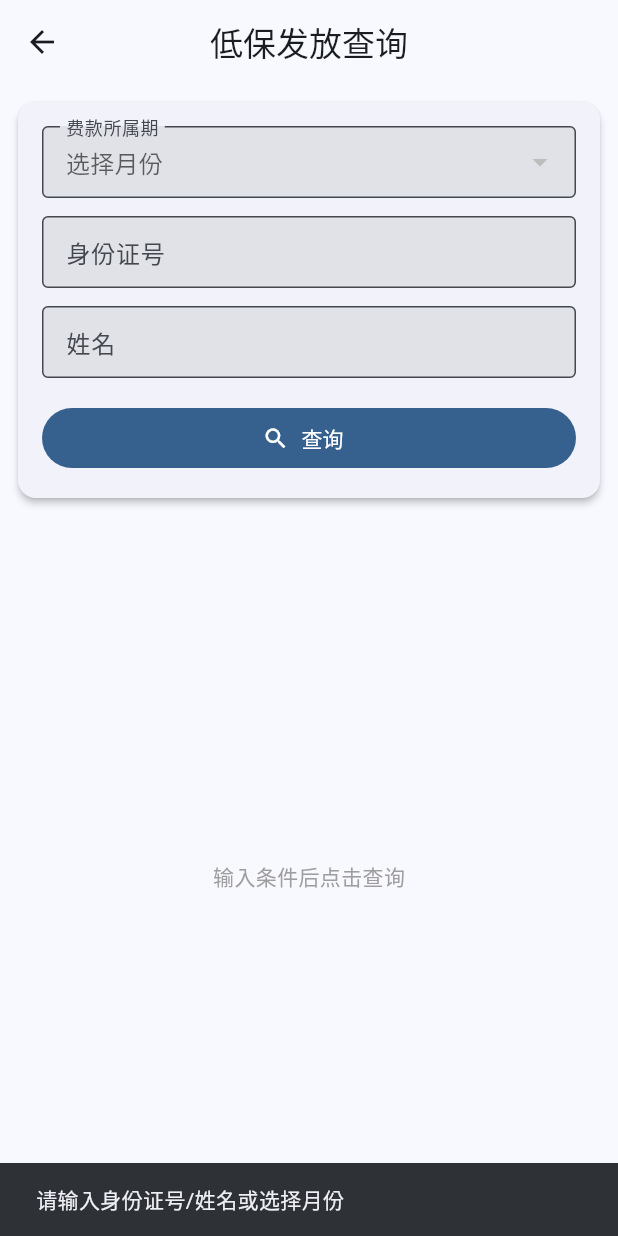
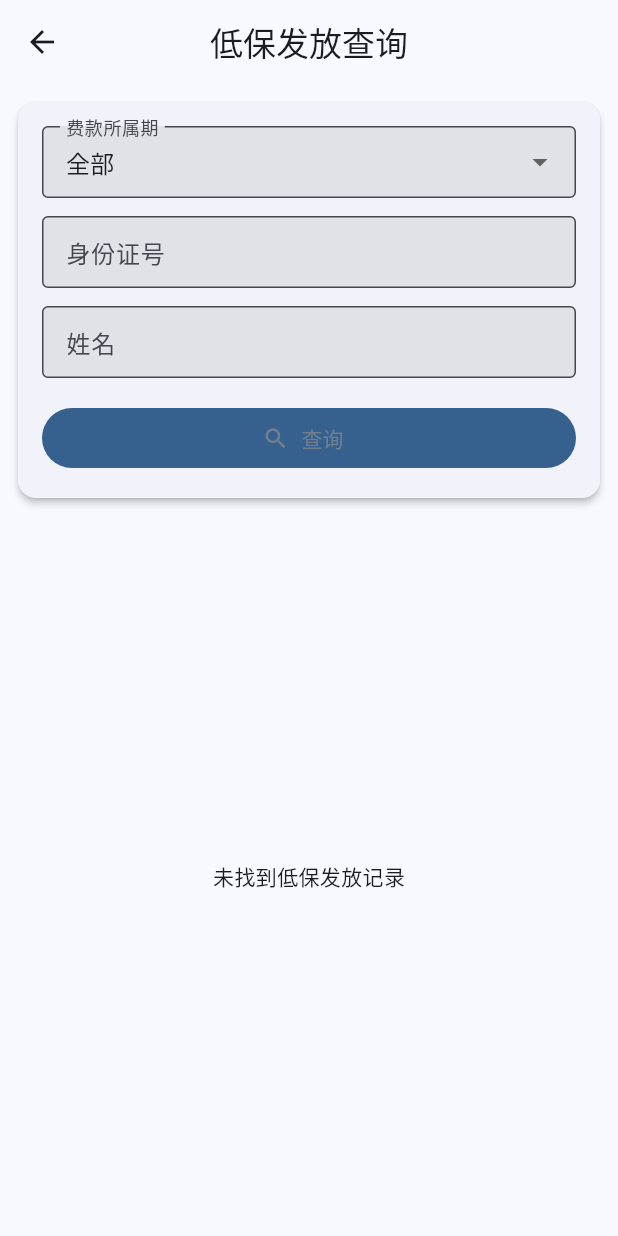
Before and after one commit to XTLT/db-population-system-mobile, a Flutter app: the DibaoQueryPage screen opened directly, after a tap on "查询", on a phone screen of 412 x 824 dp. Run offline on Flutter 3.47's test engine with Material 3 defaults, Android fonts, the phone set to English and light mode, and no system bars; our stand-ins replace cached_network_image, connectivity_plus, dio, fl_chart, flutter_local_notifications, flutter_secure_storage and 8 more; accounts and stored records are empty; network calls fail.

Commit message:
1.web端导入低保/特困时需选择费款所属期 2.手机端打款查询添加全部期间选项+允许user角色查询

```diff
--- a/lib/api/statistics_api.dart
+++ b/lib/api/statistics_api.dart
@@ -240,7 +240,7 @@ class StatisticsApi {
   }) async {
     try {
       final queryParams = <String, dynamic>{};
-      if (period != null && period.isNotEmpty) queryParams['period'] = period;
+      if (period != null && period.isNotEmpty && period != '全部') queryParams['period'] = period;
       if (idCard != null && idCard.isNotEmpty) queryParams['id_card'] = idCard;
       if (name != null && name.isNotEmpty) queryParams['name'] = name;
 
@@ -263,7 +263,7 @@ class StatisticsApi {
   }) async {
     try {
       final queryParams = <String, dynamic>{};
-      if (period != null && period.isNotEmpty) queryParams['period'] = period;
+      if (period != null && period.isNotEmpty && period != '全部') queryParams['period'] = period;
       if (idCard != null && idCard.isNotEmpty) queryParams['id_card'] = idCard;
       if (name != null && name.isNotEmpty) queryParams['name'] = name;
 
@@ -312,7 +312,7 @@ class StatisticsApi {
   }) async {
     try {
       final queryParams = <String, dynamic>{};
-      if (period != null && period.isNotEmpty) queryParams['period'] = period;
+      if (period != null && period.isNotEmpty && period != '全部') queryParams['period'] = period;
       if (idCard != null && idCard.isNotEmpty) queryParams['id_card'] = idCard;
       if (name != null && name.isNotEmpty) queryParams['name'] = name;
 
@@ -335,7 +335,7 @@ class StatisticsApi {
   }) async {
     try {
       final queryParams = <String, dynamic>{};
-      if (period != null && period.isNotEmpty) queryParams['period'] = period;
+      if (period != null && period.isNotEmpty && period != '全部') queryParams['period'] = period;
       if (idCard != null && idCard.isNotEmpty) queryParams['id_card'] = idCard;
       if (name != null && name.isNotEmpty) queryParams['name'] = name;
 
--- a/lib/pages/subsidy/dibao_query_page.dart
+++ b/lib/pages/subsidy/dibao_query_page.dart
@@ -33,10 +33,8 @@ class _DibaoQueryPageState extends State<DibaoQueryPage> {
   Future<void> _loadPeriods() async {
     final periods = await StatisticsApi.getDibaoPaymentPeriods();
     setState(() {
-      _periods = periods;
-      if (periods.isNotEmpty && (_selectedPeriod == null || !periods.contains(_selectedPeriod))) {
-        _selectedPeriod = periods.first;
-      }
+      _periods = ['全部', ...periods];
+      _selectedPeriod = '全部';
     });
   }
 
--- a/lib/pages/subsidy/monthly_payment_query_page.dart
+++ b/lib/pages/subsidy/monthly_payment_query_page.dart
@@ -33,10 +33,8 @@ class _MonthlyPaymentQueryPageState extends State<MonthlyPaymentQueryPage> {
   Future<void> _loadPeriods() async {
     final periods = await StatisticsApi.getPensionInsurancePeriods();
     setState(() {
-      _periods = periods;
-      if (periods.isNotEmpty && (_selectedPeriod == null || !periods.contains(_selectedPeriod))) {
-        _selectedPeriod = periods.first;
-      }
+      _periods = ['全部', ...periods];
+      _selectedPeriod = '全部';
     });
   }
 
--- a/lib/pages/subsidy/tekun_query_page.dart
+++ b/lib/pages/subsidy/tekun_query_page.dart
@@ -33,10 +33,8 @@ class _TekunQueryPageState extends State<TekunQueryPage> {
   Future<void> _loadPeriods() async {
     final periods = await StatisticsApi.getTekunPaymentPeriods();
     setState(() {
-      _periods = periods;
-      if (periods.isNotEmpty && (_selectedPeriod == null || !periods.contains(_selectedPeriod))) {
-        _selectedPeriod = periods.first;
-      }
+      _periods = ['全部', ...periods];
+      _selectedPeriod = '全部';
     });
   }
 
```
